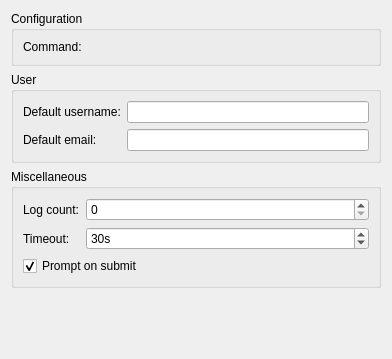
Above: src/plugins/bazaar/optionspage.ui from qt-creator/qt-creator before the change. Below: the same form after it.
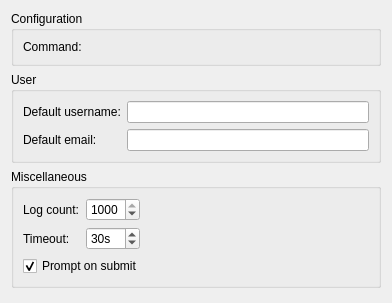
That is the form after the change. Custom widgets are drawn as their Qt base class.

What changed in the file:
```diff
--- a/src/plugins/bazaar/optionspage.ui
+++ b/src/plugins/bazaar/optionspage.ui
@@ -7,7 +7,7 @@
     <x>0</x>
     <y>0</y>
     <width>392</width>
-    <height>359</height>
+    <height>303</height>
    </rect>
   </property>
   <property name="windowTitle">
@@ -81,7 +81,7 @@
      <property name="title">
       <string>Miscellaneous</string>
      </property>
-     <layout class="QFormLayout" name="formLayout_2">
+     <layout class="QGridLayout" name="gridLayout">
       <item row="0" column="0">
        <widget class="QLabel" name="showLogEntriesLabel">
         <property name="text">
@@ -97,8 +97,24 @@
         <property name="maximum">
          <number>1000</number>
         </property>
+        <property name="value">
+         <number>1000</number>
+        </property>
        </widget>
       </item>
+      <item row="0" column="2">
+       <spacer name="horizontalSpacer">
+        <property name="orientation">
+         <enum>Qt::Horizontal</enum>
+        </property>
+        <property name="sizeHint" stdset="0">
+         <size>
+          <width>213</width>
+          <height>20</height>
+         </size>
+        </property>
+       </spacer>
+      </item>
       <item row="1" column="0">
        <widget class="QLabel" name="timeoutSecondsLabel">
         <property name="text">
@@ -116,7 +132,7 @@
         </property>
        </widget>
       </item>
-      <item row="2" column="0" colspan="2">
+      <item row="2" column="0" colspan="3">
        <widget class="QCheckBox" name="promptOnSubmitCheckBox">
         <property name="text">
          <string>Prompt on submit</string>
```
